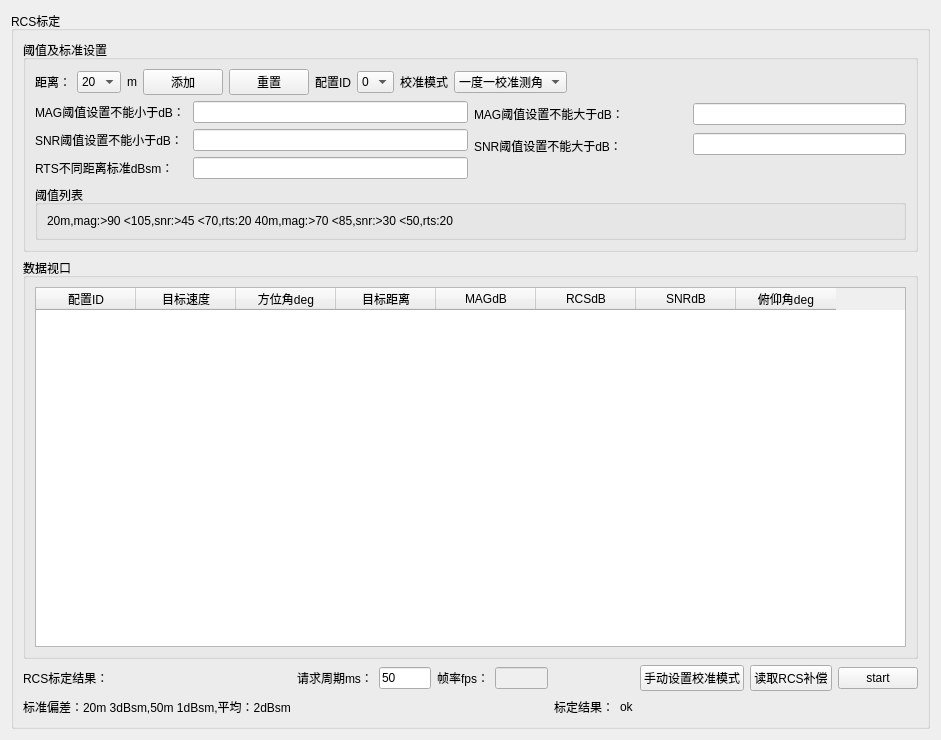
Old version of the form eol_calibration_window/eol_calibration_window.ui in the repository aron566/EOL_CAN_Tool.
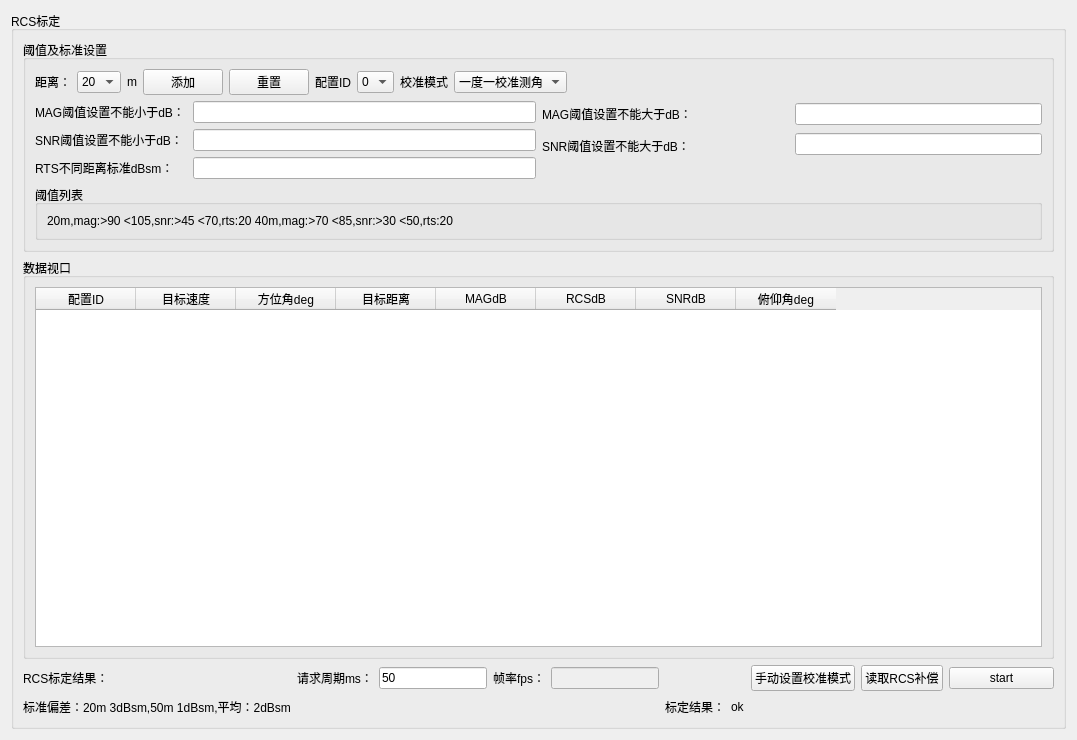
New version of the form.

Commit message: <feat>: <目标列表显示优化，固定行号宽度>

```diff
--- a/eol_calibration_window/eol_calibration_window.ui
+++ b/eol_calibration_window/eol_calibration_window.ui
@@ -6,7 +6,7 @@
    <rect>
     <x>0</x>
     <y>0</y>
-    <width>941</width>
+    <width>1077</width>
     <height>740</height>
    </rect>
   </property>
@@ -319,6 +319,9 @@
         <layout class="QGridLayout" name="gridLayout_6">
          <item row="0" column="0">
           <widget class="QTableWidget" name="tableWidget">
+           <attribute name="verticalHeaderMinimumSectionSize">
+            <number>23</number>
+           </attribute>
            <column>
             <property name="text">
              <string>配置ID</string>
```
The commit also changes 2 other files.
